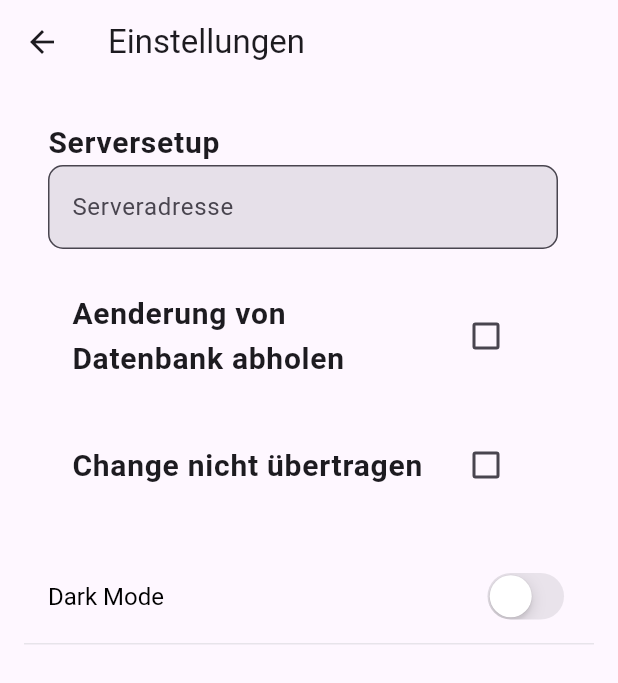
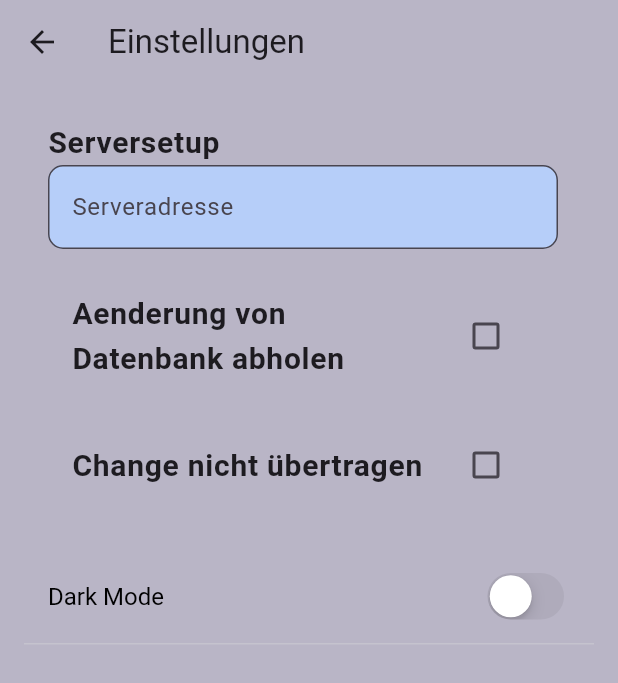
Before and after one commit to Chris-cod/LectorAI, a Flutter app: the screen it shows after launch, after a tap on the "settings" icon, on a phone screen of 412 x 824 dp. Shown: the top 683 px of the screen. Run offline on Flutter 3.47's test engine with Material 3 defaults, Android fonts, the phone set to English and light mode, and no system bars; our stand-ins replace flutter_dotenv, shared_preferences; missing offline and left inert: cunning_document_scanner, dart:ffi, flutter_pdfview; network calls fail.

Commit message:
Anpassung der Farbe in allen Seiten für lighmodus

```diff
--- a/lib/main.dart
+++ b/lib/main.dart
@@ -1,8 +1,6 @@
 import 'package:flutter/material.dart';
 import 'package:flutter_dotenv/flutter_dotenv.dart';
 import 'package:lectorai_frontend/seiten/home/home.dart';
-import 'package:lectorai_frontend/seiten/Klasse/schuelern.dart';
-import 'package:lectorai_frontend/seiten/HomePage/home_page.dart';
 import 'package:provider/provider.dart';
 import 'package:lectorai_frontend/seiten/Settings/theme_provider.dart';
 
@@ -17,14 +15,32 @@ class MyApp extends StatelessWidget {
   @override
   Widget build(BuildContext context) {
     return ChangeNotifierProvider(
-      create: (_) => ThemeProvider(ThemeData
-          .light()), // Initialisiere den ThemeProvider mit einem Standardthema
+      create: (_) => ThemeProvider(
+        ThemeData.light().copyWith(
+          scaffoldBackgroundColor: const Color(0xFFB9B5C6), // Hintergrundfarbe
+          appBarTheme: const AppBarTheme(
+            backgroundColor: Color(0xFFB9B5C6), // AppBar-Farbe
+          ),
+          elevatedButtonTheme: ElevatedButtonThemeData(
+            style: ElevatedButton.styleFrom(
+              backgroundColor: const Color(0xFFB6CEF9), // Button-Farbe
+            ),
+          ),
+          inputDecorationTheme: InputDecorationTheme(
+            filled: true,
+            fillColor: const Color(0xFFB6CEF9), // Eingabefeld-Farbe
+            border: OutlineInputBorder(
+              borderRadius: BorderRadius.circular(25.0),
+              borderSide: BorderSide.none,
+            ),
+          ),
+        ),
+      ),
       child: Consumer<ThemeProvider>(
         builder: (context, themeProvider, child) {
-          //MaterialApp ist der Startpunkt unserer Anwendung und definiert das grundlegende Design..
           return MaterialApp(
             title: 'LectorAI',
-            debugShowCheckedModeBanner: false, //Entfernt das Debug-Banner
+            debugShowCheckedModeBanner: false, // Entfernt das Debug-Banner
             theme: themeProvider
                 .themeData, // Verwende das aktuelle Thema aus dem ThemeProvider
             home: const StartPage(),
```
Also changed, not shown: lib/seiten/Settings/theme_provider.dart (+15 -48 lines).
